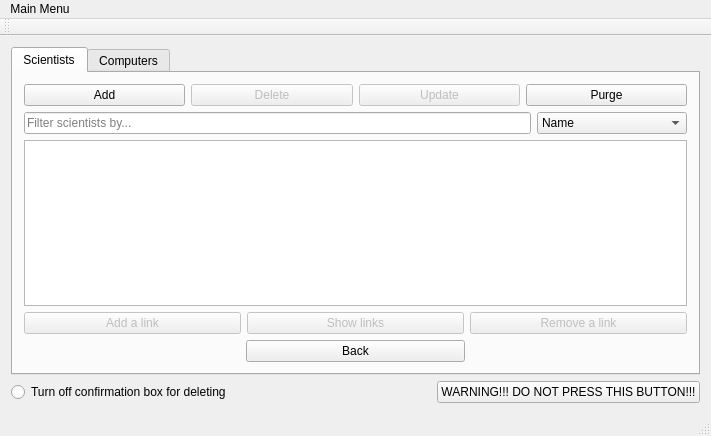
Above: vika3/adalgluggi.ui from editomars/VLN1_h22 before the change. Below: the same form after it.
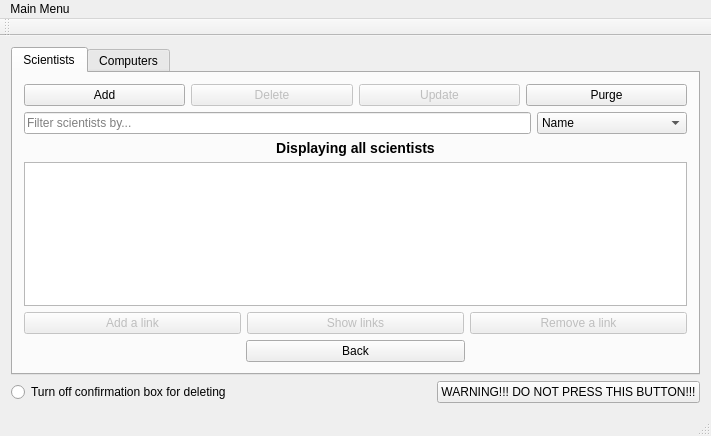
That is the form after the change. The open tabs and pages were chosen to show the change.

Commit message: Display labels

What changed in the file:
```diff
--- a/vika3/adalgluggi.ui
+++ b/vika3/adalgluggi.ui
@@ -109,6 +109,16 @@
           </item>
          </layout>
         </item>
+        <item>
+         <widget class="QLabel" name="folkDisplayLabel">
+          <property name="text">
+           <string>&lt;h3&gt;Displaying all scientists&lt;/h3&gt;</string>
+          </property>
+          <property name="alignment">
+           <set>Qt::AlignCenter</set>
+          </property>
+         </widget>
+        </item>
         <item>
          <widget class="QTableWidget" name="folkTable">
           <property name="editTriggers">
```
Left out of the diff: 14 changed lines with no effect on the pictures. The commit also changes 3 other files.
